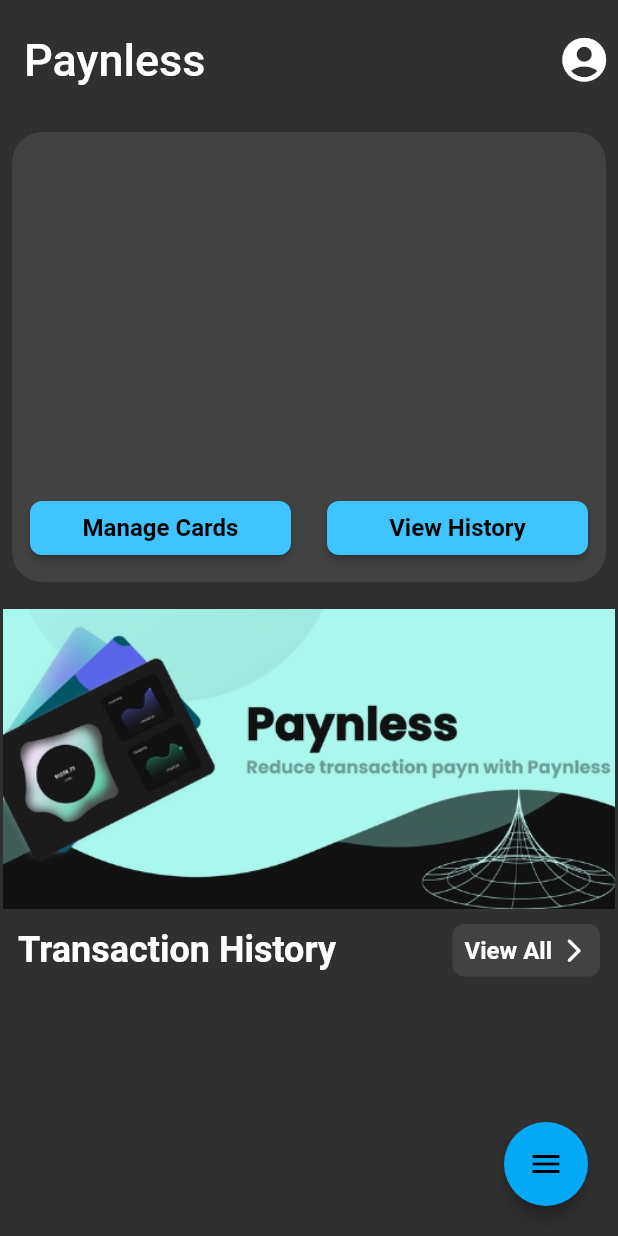
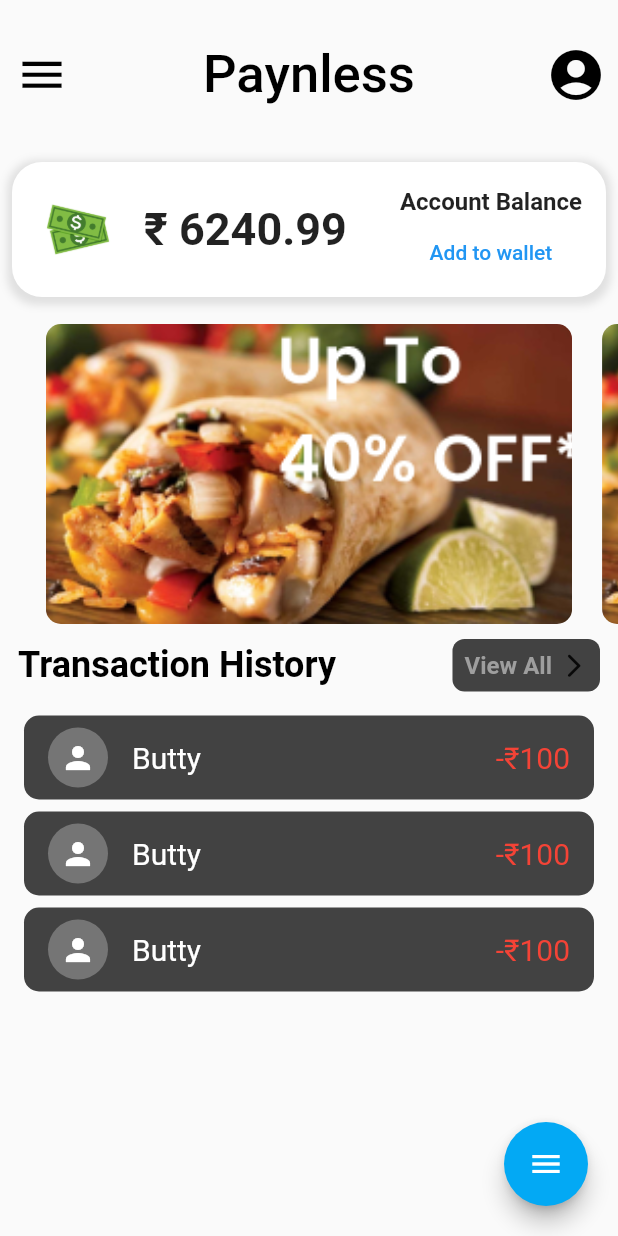
Before and after one commit to Ritwikgotbugs/Paynless, a Flutter app: the screen it shows after launch, on a phone screen of 412 x 824 dp. Run offline on Flutter 3.47's test engine with Material 2 defaults, Android fonts, the phone set to English and light mode, and no system bars; our stand-ins replace get.

Commit message:
Minor Changes

```diff
--- a/lib/main.dart
+++ b/lib/main.dart
@@ -17,7 +17,7 @@
     return GetMaterialApp(
       debugShowCheckedModeBanner: false,
       title: 'Paynless',
-      theme: ThemeData.dark(),
+      theme: ThemeData.light(),
       initialRoute: "/main",
       routes: <String, WidgetBuilder>{
         '/main': (_) => const HomePage(),
--- a/lib/screens/homepage.dart
+++ b/lib/screens/homepage.dart
@@ -1,11 +1,10 @@
 import 'dart:math' as math;
-
 import 'package:flutter/cupertino.dart';
 import 'package:flutter/material.dart';
 import 'package:get/get.dart';
-
+import 'package:paynless/widgets/history_list.dart';
+import 'package:paynless/widgets/wallet.dart';
 import '../widgets/banners.dart';
-import '../widgets/custom_button.dart';
 
 class HomePage extends StatefulWidget {
   const HomePage({super.key});
@@ -20,19 +19,28 @@
     return Scaffold(
       appBar: AppBar(
         elevation: 0,
+        leading: Icon(
+          Icons.menu,
+          color: Colors.black,
+          size: 35,
+        ),
+        centerTitle: true,
         title: const Text('Paynless',
-            style: TextStyle(color: Colors.white, fontSize: 30)),
+            style: TextStyle(color: Colors.black, fontSize: 35)),
         backgroundColor: Colors.transparent,
-        toolbarHeight: 80,
+        toolbarHeight: 100,
         actions: [
-          IconButton(
-            onPressed: () {
-              Get.toNamed('/profile');
-            },
-            icon: Icon(
-              Icons.account_circle_rounded,
-              color: Colors.white,
-              size: 35,
+          Padding(
+            padding: const EdgeInsets.all(8.0),
+            child: IconButton(
+              onPressed: () {
+                Get.toNamed('/profile');
+              },
+              icon: Icon(
+                Icons.account_circle_rounded,
+                color: Colors.black,
+                size: 40,
+              ),
             ),
           )
         ],
@@ -44,38 +52,7 @@
               mainAxisAlignment: MainAxisAlignment.center,
               crossAxisAlignment: CrossAxisAlignment.start,
               children: [
-                Padding(
-                  padding: const EdgeInsets.all(8.0),
-                  child: ClipRRect(
-                    borderRadius: BorderRadius.circular(20),
-                    child: Container(
-                      height: 300,
-                      decoration: BoxDecoration(
-                        color: Colors.grey[800],
-                        borderRadius: BorderRadius.circular(20),
-                      ),
-                      child: Column(
-                        mainAxisAlignment: MainAxisAlignment.spaceBetween,
-                        children: [
-                          SizedBox(),
-                          Row(
-                            mainAxisAlignment: MainAxisAlignment.spaceBetween,
-                            children: [
-                              KButton(
-                                text: "Manage Cards",
-                                onpressed: () => Get.toNamed('/settings'),
-                              ),
-                              KButton(
-                                text: "View History",
-                                onpressed: () => Get.toNamed('/history'),
-                              ),
-                            ],
-                          )
-                        ],
-                      ),
-                    ),
-                  ),
-                ),
+                Wallet(),
                 BannerWidget(),
                 Row(
                   mainAxisAlignment: MainAxisAlignment.spaceBetween,
@@ -86,7 +63,7 @@
                         "Transaction History",
                         style: TextStyle(
                             fontSize: 24,
-                            color: Colors.white,
+                            color: Colors.black,
                             fontWeight: FontWeight.w600),
                       ),
                     ),
@@ -104,7 +81,7 @@
                               "View All",
                               style: TextStyle(
                                   fontSize: 16,
-                                  color: Colors.white,
+                                  color: Colors.grey,
                                   fontWeight: FontWeight.w600),
                             ),
                             Padding(
@@ -120,6 +97,7 @@
                     ),
                   ],
                 ),
+                HistoryList(),
               ],
             ),
           ),
--- a/lib/widgets/banners.dart
+++ b/lib/widgets/banners.dart
@@ -2,12 +2,14 @@
 
 class BannerWidget extends StatelessWidget {
   final List<String> bannerItems = [
-    'assets/banner.jpg',
-    'assets/banner.jpg',
+    'assets/banner.png',
+    'assets/banner.png',
+    'assets/banner.png',
+    'assets/banner.png',
+    'assets/banner.png',
   ];
 
-  final PageController _pageController =
-      PageController(initialPage: 1, viewportFraction: 1);
+  final PageController _pageController = PageController(initialPage: 0, viewportFraction: 0.9);
 
   BannerWidget({super.key});
 
@@ -16,22 +18,15 @@
     return Padding(
       padding: const EdgeInsets.symmetric(vertical: 10),
       child: SizedBox(
-        height: 200, // Adjust the height according to your requirements
+        height: 200,
         child: PageView.builder(
           controller: _pageController,
           itemCount: bannerItems.length,
-          onPageChanged: (value) {
-            if (bannerItems.length - 1 == value) {
-              _pageController.jumpToPage(1);
-            } else if (value == 0) {
-              _pageController.jumpToPage(bannerItems.length - 2);
-            }
-          },
           itemBuilder: (BuildContext context, int index) {
             return Padding(
-              padding: const EdgeInsets.only(left: 2, right: 2),
+              padding: const EdgeInsets.only(left: 10, right: 10),
               child: ClipRRect(
-                borderRadius: BorderRadius.circular(0),
+                borderRadius: BorderRadius.circular(10),
                 child: AspectRatio(
                   aspectRatio: 1.5,
                   child: Image.asset(
--- /dev/null
+++ b/lib/widgets/history_list.dart
@@ -0,0 +1,38 @@
+import 'package:flutter/material.dart';
+
+class HistoryList extends StatelessWidget {
+  const HistoryList({super.key});
+
+  @override
+  Widget build(BuildContext context) {
+    return Padding(
+      padding: const EdgeInsets.all(12.0),
+      child: ListView.builder(
+        shrinkWrap: true,
+        itemCount: 3,
+        itemBuilder: (context, index) => Padding(
+          padding: const EdgeInsets.all(4.0),
+          child: ListTile(
+            tileColor: Colors.grey[800],
+            title: Text('Butty',
+                style: TextStyle(color: Colors.white, fontSize: 20)),
+            shape: RoundedRectangleBorder(
+              borderRadius: BorderRadius.circular(10),
+            ),
+            leading: CircleAvatar(
+              backgroundColor: Colors.grey[600],
+              child: const Icon(
+                Icons.person,
+                color: Colors.white,
+              ),
+            ),
+            trailing: Text(
+              "-₹100",
+              style: TextStyle(color: Colors.red, fontSize: 20),
+            ),
+          ),
+        ),
+      ),
+    );
+  }
+}
--- /dev/null
+++ b/lib/widgets/wallet.dart
@@ -0,0 +1,55 @@
+import 'package:flutter/material.dart';
+import 'package:get/get.dart';
+
+import 'custom_button.dart';
+
+class Wallet extends StatelessWidget {
+  const Wallet({super.key});
+
+  @override
+  Widget build(BuildContext context) {
+    return Padding(
+      padding: const EdgeInsets.all(8.0),
+      child: ClipRRect(
+        borderRadius: BorderRadius.circular(40),
+        clipBehavior: Clip.none,
+        child: Container(
+          height: 90,
+          decoration: BoxDecoration(
+            color: Colors.white,
+            borderRadius: BorderRadius.circular(20),
+            boxShadow: [
+              BoxShadow(
+                color: Colors.grey[300]!,
+                blurRadius: 4,
+                offset: Offset(0, 2),
+                spreadRadius: 3,
+              )
+            ],
+          ),
+          child: Center(
+            child: ListTile(
+              leading: Image.asset('assets/cash.jpg'),
+              title: Text(
+                '₹ 6240.99',
+                style: TextStyle(
+                  fontSize: 30,
+                  fontWeight: FontWeight.bold,
+                ),
+              ),
+              trailing: Column(
+                children: [
+                  Text(
+                    "Account Balance",
+                    style: TextStyle(fontWeight: FontWeight.bold, fontSize: 16),
+                  ),
+                  TextButton(onPressed: () {}, child: Text("Add to wallet"))
+                ],
+              ),
+            ),
+          ),
+        ),
+      ),
+    );
+  }
+}
--- a/pubspec.yaml
+++ b/pubspec.yaml
@@ -63,7 +63,9 @@
 
   # To add assets to your application, add an assets section, like this:
   assets:
-    - assets/banner.jpg
+    - assets/banner.png
+    - assets/gradient.png
+    - assets/cash.jpg
   #   - images/a_dot_ham.jpeg
 
   # An image asset can refer to one or more resolution-specific "variants", see
```
Also changed, not shown: assets/banner.jpg (deleted), assets/banner.png (added), assets/cash.jpg (added), assets/gradient.png (added).
